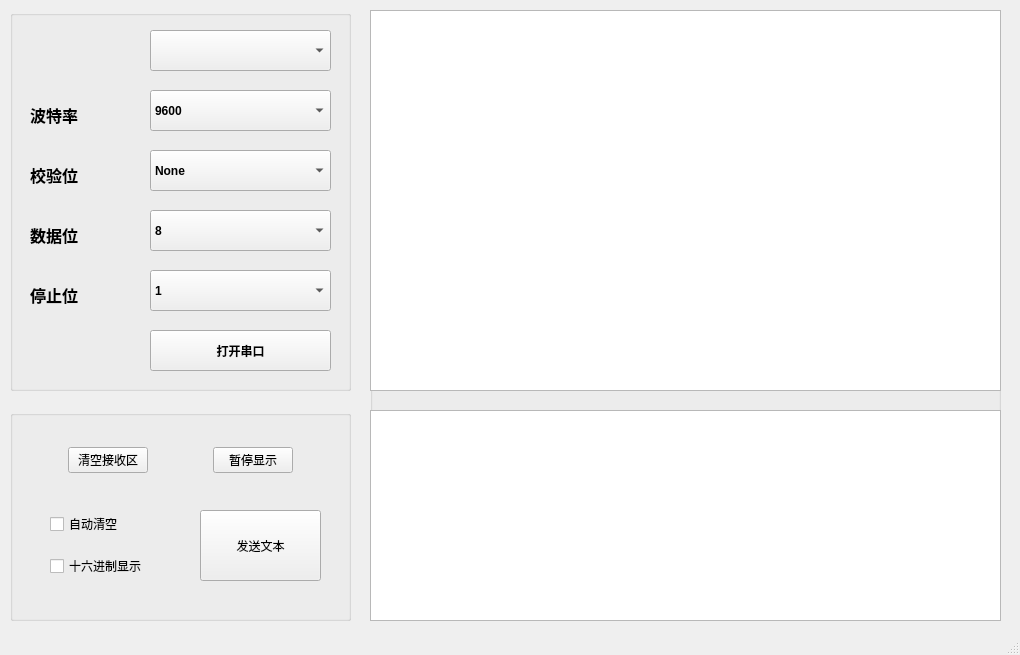
The window that serial.ui (AdmaZ/QT--Serial-Port-Assistant) describes before a commit, drawn with Qt 5.
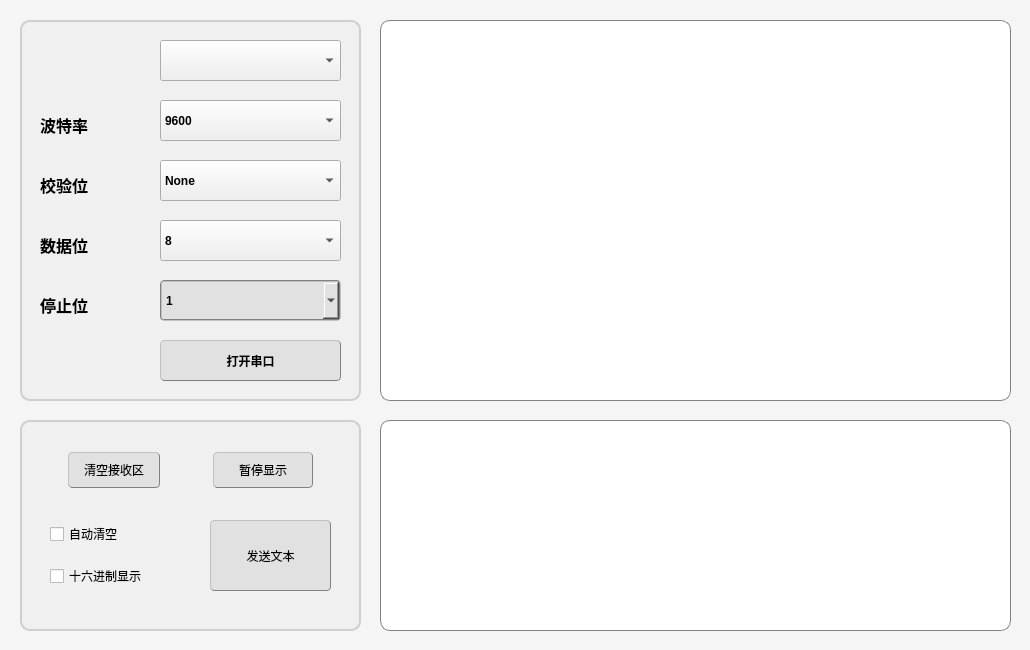
The same window after the commit.

What changed in the file:
```diff
--- a/serial.ui
+++ b/serial.ui
@@ -6,20 +6,20 @@
    <rect>
     <x>0</x>
     <y>0</y>
-    <width>1020</width>
-    <height>655</height>
+    <width>1030</width>
+    <height>650</height>
    </rect>
   </property>
   <property name="minimumSize">
    <size>
-    <width>1020</width>
-    <height>655</height>
+    <width>1030</width>
+    <height>650</height>
    </size>
   </property>
   <property name="maximumSize">
    <size>
-    <width>1020</width>
-    <height>655</height>
+    <width>1030</width>
+    <height>650</height>
    </size>
   </property>
   <property name="windowTitle">
@@ -28,16 +28,52 @@
   <property name="layoutDirection">
    <enum>Qt::LeftToRight</enum>
   </property>
+  <property name="styleSheet">
+   <string notr="true">QMainWindow{
+background-color: rgb(245, 245, 245);
+}
+</string>
+  </property>
   <widget class="QWidget" name="centralwidget">
    <widget class="QGroupBox" name="groupBox">
     <property name="geometry">
      <rect>
-      <x>10</x>
-      <y>10</y>
+      <x>20</x>
+      <y>20</y>
       <width>341</width>
       <height>381</height>
      </rect>
     </property>
+    <property name="styleSheet">
+     <string notr="true">QGroupBox{
+background-color: rgb(240, 240, 240);
+
+border-width:2px;
+
+border-style:solid;
+
+border-radius: 10px;
+
+border-color:rgb(207, 207, 207);
+
+margin-top:0ex;
+
+}
+
+QGroupBox::title{
+
+subcontrol-origin:margin;
+
+subcontrol-position:top left;
+
+left:10px;
+
+margin-left:0px;
+
+padding:0 1px;
+
+}</string>
+    </property>
     <property name="title">
      <string/>
     </property>
@@ -56,6 +92,11 @@
        <bold>true</bold>
       </font>
      </property>
+     <property name="styleSheet">
+      <string notr="true">QComboBox{background-color: rgb(225, 225, 225);border:2px groove gray;border-radius:4px;padding:2px 4px;border-style: outset;}
+                                       QComboBox:hover{background-color:rgb(229, 241, 251); color: black;}
+                                       QComboBox:pressed{background-color:rgb(204, 228, 247);border-style: inset;};</string>
+     </property>
     </widget>
     <widget class="QComboBox" name="baudRateBox">
      <property name="geometry">
@@ -72,6 +113,11 @@
        <bold>true</bold>
       </font>
      </property>
+     <property name="styleSheet">
+      <string notr="true">QComboBox{background-color: rgb(225, 225, 225);border:2px groove gray;border-radius:4px;padding:2px 4px;border-style: outset;}
+                                       QComboBox:hover{background-color:rgb(229, 241, 251); color: black;}
+                                       QComboBox:pressed{background-color:rgb(204, 228, 247);border-style: inset;};</string>
+     </property>
      <item>
       <property name="text">
        <string>9600</string>
@@ -113,6 +159,11 @@
        <bold>true</bold>
       </font>
      </property>
+     <property name="styleSheet">
+      <string notr="true">QComboBox{background-color: rgb(225, 225, 225);border:2px groove gray;border-radius:4px;padding:2px 4px;border-style: outset;}
+                                       QComboBox:hover{background-color:rgb(229, 241, 251); color: black;}
+                                       QComboBox:pressed{background-color:rgb(204, 228, 247);border-style: inset;};</string>
+     </property>
      <item>
       <property name="text">
        <string>None</string>
@@ -134,6 +185,11 @@
        <bold>true</bold>
       </font>
      </property>
+     <property name="styleSheet">
+      <string notr="true">QComboBox{background-color: rgb(225, 225, 225);border:2px groove gray;border-radius:4px;padding:2px 4px;border-style: outset;}
+                                       QComboBox:hover{background-color:rgb(229, 241, 251); color: black;}
+                                       QComboBox:pressed{background-color:rgb(204, 228, 247);border-style: inset;};</string>
+     </property>
      <item>
       <property name="text">
        <string>8</string>
@@ -170,6 +226,11 @@
        <bold>true</bold>
       </font>
      </property>
+     <property name="styleSheet">
+      <string notr="true">QComboBox{border:2px groove gray;border-radius:4px;padding:2px 4px;background-color: rgb(225, 225, 225);}
+                                       QComboBox:hover{background-color:rgb(229, 241, 251); color: black;}
+                                       QComboBox:pressed{background-color:rgb(204, 228, 247);border-style: inset;}</string>
+     </property>
      <item>
       <property name="text">
        <string>1</string>
@@ -196,6 +257,11 @@
        <bold>true</bold>
       </font>
      </property>
+     <property name="styleSheet">
+      <string notr="true">QPushButton{background-color: rgb(225, 225, 225);border:1px groove gray;border-radius:4px;padding:1px 4px;border-style: outset;}
+                                       QPushButton:hover{background-color:rgb(229, 241, 251); color: black;}
+                                       QPushButton:pressed{background-color:rgb(204, 228, 247);border-style: inset;}</string>
+     </property>
      <property name="text">
       <string>打开串口</string>
      </property>
@@ -274,6 +340,11 @@
        <height>41</height>
       </rect>
      </property>
+     <property name="styleSheet">
+      <string notr="true">QComboBox{background-color: rgb(225, 225, 225);border:2px groove gray;border-radius:4px;padding:2px 4px;border-style: outset;}
+                                       QComboBox:hover{background-color:rgb(229, 241, 251); color: black;}
+                                       QComboBox:pressed{background-color:rgb(204, 228, 247);border-style: inset;};</string>
+     </property>
      <property name="text">
       <string/>
      </property>
@@ -282,12 +353,42 @@
    <widget class="QGroupBox" name="groupBox_2">
     <property name="geometry">
      <rect>
-      <x>10</x>
-      <y>410</y>
+      <x>20</x>
+      <y>420</y>
       <width>341</width>
       <height>211</height>
      </rect>
     </property>
+    <property name="styleSheet">
+     <string notr="true">QGroupBox{
+background-color: rgb(240, 240, 240);
+
+border-width:2px;
+
+border-style:solid;
+
+border-radius: 10px;
+
+border-color:rgb(207, 207, 207);
+
+margin-top:0ex;
+
+}
+
+QGroupBox::title{
+
+subcontrol-origin:margin;
+
+subcontrol-position:top left;
+
+left:10px;
+
+margin-left:0px;
+
+padding:0 1px;
+
+}</string>
+    </property>
     <property name="title">
      <string/>
     </property>
@@ -306,6 +407,11 @@
        <bold>false</bold>
       </font>
      </property>
+     <property name="styleSheet">
+      <string notr="true">QPushButton{background-color: rgb(225, 225, 225);border:1px groove gray;border-radius:4px;padding:8px 25px;border-style: outset;}
+                                       QPushButton:hover{background-color:rgb(229, 241, 251); color: black;}
+                                       QPushButton:pressed{background-color:rgb(204, 228, 247);border-style: inset;}</string>
+     </property>
      <property name="text">
       <string>发送文本</string>
      </property>
@@ -341,6 +447,11 @@
           <bold>false</bold>
          </font>
         </property>
+        <property name="styleSheet">
+         <string notr="true">QPushButton{background-color: rgb(225, 225, 225);border:1px groove gray;border-radius:4px;padding:8px 15px;border-style: outset;}
+                                       QPushButton:hover{background-color:rgb(229, 241, 251); color: black;}
+                                       QPushButton:pressed{background-color:rgb(204, 228, 247);border-style: inset;}</string>
+        </property>
         <property name="text">
          <string>清空接收区</string>
         </property>
@@ -367,6 +478,11 @@
           <bold>false</bold>
          </font>
         </property>
+        <property name="styleSheet">
+         <string notr="true">QPushButton{background-color: rgb(225, 225, 225);border:1px groove gray;border-radius:4px;padding:8px 25px;border-style: outset;}
+                                       QPushButton:hover{background-color:rgb(229, 241, 251); color: black;}
+                                       QPushButton:pressed{background-color:rgb(204, 228, 247);border-style: inset;}</string>
+        </property>
         <property name="text">
          <string>暂停显示</string>
         </property>
@@ -390,9 +506,9 @@
     <widget class="QWidget" name="layoutWidget">
      <property name="geometry">
       <rect>
-       <x>40</x>
+       <x>30</x>
        <y>90</y>
-       <width>151</width>
+       <width>191</width>
        <height>91</height>
       </rect>
      </property>
@@ -429,45 +545,44 @@
    <widget class="QGroupBox" name="groupBox_3">
     <property name="geometry">
      <rect>
-      <x>370</x>
-      <y>10</y>
+      <x>380</x>
+      <y>20</y>
       <width>631</width>
-      <height>611</height>
+      <height>381</height>
      </rect>
     </property>
-    <property name="minimumSize">
-     <size>
-      <width>631</width>
-      <height>611</height>
-     </size>
-    </property>
-    <property name="maximumSize">
-     <size>
-      <width>631</width>
-      <height>611</height>
-     </size>
+    <property name="styleSheet">
+     <string notr="true">QGroupBox{
+background-color: rgb(255, 255, 255);
+
+border-width:2px;
+
+
+border-radius: 10px;
+
+border-color:rgb(221, 221, 221);
+
+margin-top: 0ex;
+
+}
+
+QGroupBox::title{
+
+subcontrol-origin:margin;
+
+subcontrol-position:top left;
+
+left:10px;
+
+margin-left:0px;
+
+padding:0 1px;
+
+}</string>
     </property>
     <property name="title">
      <string/>
     </property>
-    <widget class="QTextEdit" name="textEdit">
-     <property name="geometry">
-      <rect>
-       <x>0</x>
-       <y>400</y>
-       <width>631</width>
-       <height>211</height>
-      </rect>
-     </property>
-     <property name="font">
-      <font>
-       <family>Arial</family>
-       <pointsize>10</pointsize>
-       <weight>75</weight>
-       <bold>true</bold>
-      </font>
-     </property>
-    </widget>
     <widget class="QTextBrowser" name="textBrowser">
      <property name="geometry">
       <rect>
@@ -485,10 +600,83 @@
        <bold>false</bold>
       </font>
      </property>
+     <property name="styleSheet">
+      <string notr="true">border: 1px solid gray;/*设置边框的粗细，以及颜色*/
+border-radius: 10px;/*设置圆角的大小*/
+padding: 0 8px;/*如果没有内容光标在开始往后移动0.8像素点*/
+selection-background-color: darkgray;
+   </string>
+     </property>
+    </widget>
+   </widget>
+   <widget class="QGroupBox" name="groupBox_4">
+    <property name="geometry">
+     <rect>
+      <x>380</x>
+      <y>420</y>
+      <width>631</width>
+      <height>211</height>
+     </rect>
+    </property>
+    <property name="styleSheet">
+     <string notr="true">QGroupBox{
+background-color: rgb(255, 255, 255);
+
+border-width:2px;
+
+
+border-radius: 10px;
+
+border-color:rgb(221, 221, 221);
+
+margin-top:0.5ex;
+
+}
+
+QGroupBox::title{
+
+subcontrol-origin:margin;
+
+subcontrol-position:top left;
+
+left:10px;
+
+margin-left:0px;
+
+padding:0 1px;
+
+}</string>
+    </property>
+    <property name="title">
+     <string/>
+    </property>
+    <widget class="QTextEdit" name="textEdit">
+     <property name="geometry">
+      <rect>
+       <x>0</x>
+       <y>0</y>
+       <width>631</width>
+       <height>211</height>
+      </rect>
+     </property>
+     <property name="font">
+      <font>
+       <family>Arial</family>
+       <pointsize>10</pointsize>
+       <weight>75</weight>
+       <bold>true</bold>
+      </font>
+     </property>
+     <property name="styleSheet">
+      <string notr="true">border: 1px solid gray;/*设置边框的粗细，以及颜色*/
+border-radius: 10px;/*设置圆角的大小*/
+padding: 0 8px;/*如果没有内容光标在开始往后移动0.8像素点*/
+selection-background-color: darkgray;
+   </string>
+     </property>
     </widget>
    </widget>
   </widget>
-  <widget class="QStatusBar" name="statusbar"/>
   <action name="actionhh">
    <property name="text">
     <string>第一</string>
```
